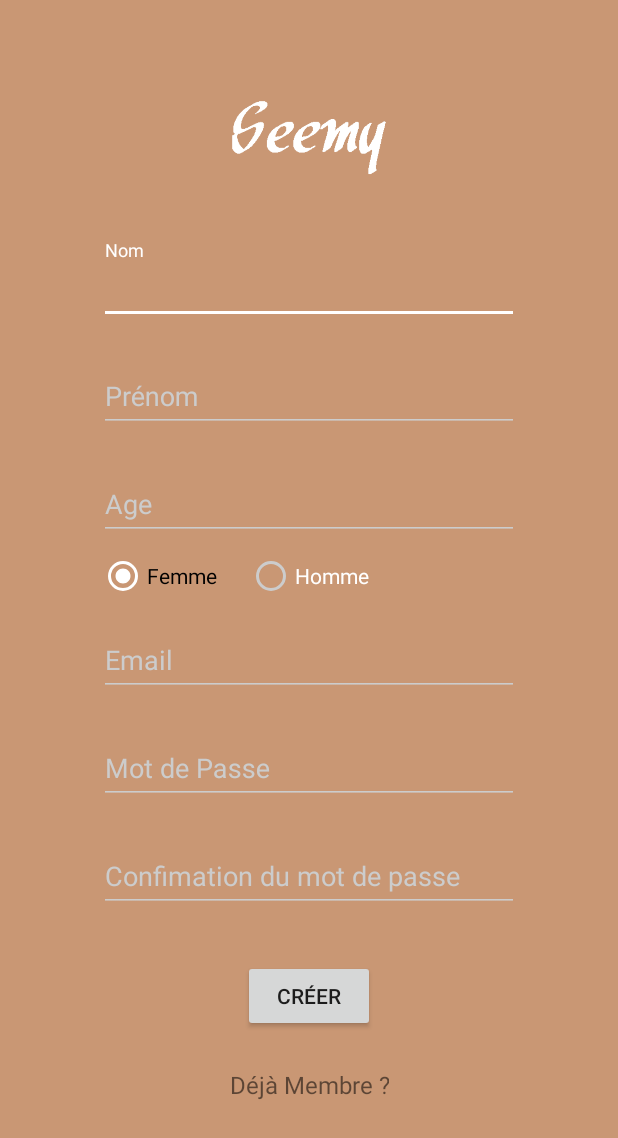
After one commit to Mel1ssa/Android, an Android app: the SignupActivity screen opened directly, with no data from a screen before it, on a phone screen of 412 x 824 dp. The commit adds this screen. Shown: the top 1138 px of the screen. Run offline under Robolectric (Android 15) with nearby library versions, the phone set to English and light mode, and no system bars; our stand-ins replace ButterKnife.

Commit message:
Login & SignIn Activities

```diff
--- a/app/src/main/java/com/example/mely/seemy_v11/LoginActivity.java
+++ b/app/src/main/java/com/example/mely/seemy_v11/LoginActivity.java
@@ -19,6 +19,7 @@ public class LoginActivity extends AppCompatActivity {
     private static final String TAG = "LoginActivity";
     private static final int REQUEST_SIGNUP = 0;
 
+    //bouh
     // je ne sais pas ce que ça fait !
     @Bind(R.id.input_email) EditText _emailText;
     @Bind(R.id.input_password) EditText _passwordText;
--- /dev/null
+++ b/app/src/main/res/layout/activity_signup.xml
@@ -0,0 +1,150 @@
+<?xml version="1.0" encoding="utf-8"?>
+<ScrollView
+    xmlns:android="http://schemas.android.com/apk/res/android"
+    android:layout_width="fill_parent"
+    android:layout_height="fill_parent"
+    android:fitsSystemWindows="true">
+
+    <LinearLayout
+        android:orientation="vertical"
+        android:layout_width="match_parent"
+        android:layout_height="wrap_content"
+        android:paddingTop="56dp"
+        android:paddingLeft="24dp"
+        android:paddingRight="24dp">
+
+        <ImageView android:src="@drawable/logo"
+            android:layout_width="wrap_content"
+            android:layout_height="72dp"
+            android:layout_marginBottom="24dp"
+            android:layout_gravity="center_horizontal" />
+
+        <!-- Name Label -->
+        <android.support.design.widget.TextInputLayout
+            android:layout_width="280dp"
+            android:layout_height="wrap_content"
+            android:layout_marginTop="8dp"
+            android:layout_marginBottom="8dp"
+            android:layout_gravity="center_horizontal">
+            <EditText android:id="@+id/input_name"
+                android:layout_width="match_parent"
+                android:layout_height="wrap_content"
+                android:inputType="textPersonName"
+                android:hint="@string/name" />
+        </android.support.design.widget.TextInputLayout>
+
+        <!-- Name Label -->
+        <android.support.design.widget.TextInputLayout
+            android:layout_width="280dp"
+            android:layout_height="wrap_content"
+            android:layout_marginTop="8dp"
+            android:layout_marginBottom="8dp"
+            android:layout_gravity="center_horizontal">
+            <EditText android:id="@+id/input_prename"
+                android:layout_width="match_parent"
+                android:layout_height="wrap_content"
+                android:inputType="textPersonName"
+                android:hint="@string/prename" />
+        </android.support.design.widget.TextInputLayout>
+
+        <!-- Age Label -->
+        <android.support.design.widget.TextInputLayout
+            android:layout_width="280dp"
+            android:layout_height="wrap_content"
+            android:layout_marginTop="8dp"
+            android:layout_marginBottom="8dp"
+            android:layout_gravity="center_horizontal">
+            <EditText android:id="@+id/input_age"
+                android:layout_width="match_parent"
+                android:layout_height="wrap_content"
+                android:inputType="number"
+                android:hint="@string/age" />
+        </android.support.design.widget.TextInputLayout>
+
+
+        <RadioGroup
+            android:layout_width="280dp"
+            android:layout_height="wrap_content"
+            android:orientation="horizontal"
+            android:id="@+id/radio_group1"
+            android:layout_gravity="center_horizontal">
+            <RadioButton
+                android:id="@+id/radio_femme"
+                android:layout_width="wrap_content"
+                android:layout_height="wrap_content"
+                android:text="@string/rad_option1"
+                android:checked="true"
+                android:textColor="#000"/>
+            <RadioButton
+                android:id="@+id/radio_homme"
+                android:layout_width="wrap_content"
+                android:layout_height="wrap_content"
+                android:text="@string/rad_option2"
+                android:textColor="#fff" />
+        </RadioGroup>
+
+        <!--  Email Label -->
+        <android.support.design.widget.TextInputLayout
+            android:layout_width="280dp"
+            android:layout_height="wrap_content"
+            android:layout_marginTop="8dp"
+            android:layout_marginBottom="8dp"
+            android:layout_gravity="center_horizontal">
+            <EditText android:id="@+id/input_email"
+                android:layout_width="match_parent"
+                android:layout_height="wrap_content"
+                android:inputType="textEmailAddress"
+                android:hint="@string/email" />
+        </android.support.design.widget.TextInputLayout>
+
+
+                <!-- Password Label -->
+        <android.support.design.widget.TextInputLayout
+            android:layout_width="280dp"
+            android:layout_height="wrap_content"
+            android:layout_marginTop="8dp"
+            android:layout_marginBottom="8dp"
+            android:layout_gravity="center_horizontal">
+            <EditText android:id="@+id/input_password"
+                android:layout_width="match_parent"
+                android:layout_height="wrap_content"
+                android:inputType="textPassword"
+                android:hint="@string/psw"/>
+        </android.support.design.widget.TextInputLayout>
+
+        <!-- Password Re-enter Label -->
+        <android.support.design.widget.TextInputLayout
+            android:layout_width="280dp"
+            android:layout_height="wrap_content"
+            android:layout_marginTop="8dp"
+            android:layout_marginBottom="8dp"
+            android:layout_gravity="center_horizontal">
+            <EditText android:id="@+id/input_reEnterPassword"
+                android:layout_width="match_parent"
+                android:layout_height="wrap_content"
+                android:inputType="textPassword"
+                android:hint="@string/psw2"/>
+        </android.support.design.widget.TextInputLayout>
+
+        <!-- Signup Button -->
+        <android.support.v7.widget.AppCompatButton
+            android:id="@+id/btn_signup"
+            android:layout_width="wrap_content"
+            android:layout_height="wrap_content"
+            android:layout_marginTop="24dp"
+            android:layout_marginBottom="24dp"
+            android:padding="12dp"
+            android:layout_gravity="center_horizontal"
+            android:text="@string/creerCompte"/>
+
+        <TextView android:id="@+id/link_login"
+            android:layout_width="wrap_content"
+            android:layout_height="wrap_content"
+            android:layout_marginBottom="24dp"
+            android:layout_gravity="center_horizontal"
+            android:text="@string/dejamembre"
+            android:gravity="center"
+            android:textSize="16dip"/>
+
+    </LinearLayout>
+</ScrollView>
--- /dev/null
+++ b/app/src/main/res/values-v21/styles.xml
@@ -0,0 +1,9 @@
+<resources>
+
+    <style name="AppTheme.NoActionBar">
+        <item name="windowActionBar">false</item>
+        <item name="windowNoTitle">true</item>
+        <item name="android:windowDrawsSystemBarBackgrounds">true</item>
+        <item name="android:statusBarColor">@android:color/transparent</item>
+    </style>
+</resources>
--- /dev/null
+++ b/app/src/main/res/values-w820dp/dimens.xml
@@ -0,0 +1,6 @@
+<resources>
+    <!-- Example customization of dimensions originally defined in res/values/dimens.xml
+         (such as screen margins) for screens with more than 820dp of available width. This
+         would include 7" and 10" devices in landscape (~960dp and ~1280dp respectively). -->
+    <dimen name="activity_horizontal_margin">64dp</dimen>
+</resources>
--- /dev/null
+++ b/app/src/main/res/values/colors.xml
@@ -0,0 +1,17 @@
+<?xml version="1.0" encoding="utf-8"?>
+<resources>
+    <color name="primary">#C99774</color>
+    <color name="primary_dark">#B87258</color>
+    <color name="primary_darker">#94463A</color>
+    <color name="accent">#FFFFFF</color>
+
+    <color name="black">#000000</color>
+    <color name="jet">#222222</color>
+    <color name="oil">#333333</color>
+    <color name="monsoon">#777777</color>
+    <color name="jumbo">#888888</color>
+    <color name="aluminum">#999999</color>
+    <color name="base">#AAAAAA</color>
+    <color name="iron">#CCCCCC</color>
+    <color name="white">#FFFFFF</color>
+</resources>
--- /dev/null
+++ b/app/src/main/res/values/dimens.xml
@@ -0,0 +1,6 @@
+<resources>
+    <!-- Default screen margins, per the Android Design guidelines. -->
+    <dimen name="activity_horizontal_margin">16dp</dimen>
+    <dimen name="activity_vertical_margin">16dp</dimen>
+    <dimen name="fab_margin">16dp</dimen>
+</resources>
--- /dev/null
+++ b/app/src/main/res/values/strings.xml
@@ -0,0 +1,16 @@
+<resources>
+    <string name="app_name">Seemy</string>
+    <string name="email">Email</string>
+    <string name="psw">Mot de Passe</string>
+    <string name="logIn">Se connecter</string>
+    <string name="signIn">Pas encre de compte ?\n Creéz-en un !</string>
+    <string name="title_activity_signup">SignupActivity</string>
+    <string name="name">Nom</string>
+    <string name="prename">Prénom</string>
+    <string name="psw2">Confimation du  mot de passe</string>
+    <string name="creerCompte">Créer</string>
+    <string name="dejamembre">Déjà Membre ?</string>
+    <string name="age">Age</string>
+    <string name="rad_option1">Femme\t\t</string>
+    <string name="rad_option2">Homme</string>
+</resources>
--- /dev/null
+++ b/app/src/main/res/values/styles.xml
@@ -0,0 +1,49 @@
+<resources>
+
+    <!-- Base application theme. -->
+    <style name="AppTheme" parent="Theme.AppCompat.Light.DarkActionBar">
+        <!-- Customize your theme here. -->
+        <item name="colorPrimary">@color/primary</item>
+        <item name="colorPrimaryDark">@color/primary_dark</item>
+        <item name="colorAccent">@color/accent</item>
+
+        <item name="android:windowBackground">@color/primary</item>
+
+        <item name="colorControlNormal">@color/iron</item>
+        <item name="colorControlActivated">@color/white</item>
+        <item name="colorControlHighlight">@color/white</item>
+        <item name="android:textColorHint">@color/iron</item>
+    </style>
+
+    <style name="AppTheme.Dark" parent="Theme.AppCompat.NoActionBar">
+        <item name="colorPrimary">@color/primary</item>
+        <item name="colorPrimaryDark">@color/primary_dark</item>
+        <item name="colorAccent">@color/accent</item>
+
+        <item name="android:windowBackground">@color/primary</item>
+
+        <item name="colorControlNormal">@color/iron</item>
+        <item name="colorControlActivated">@color/white</item>
+        <item name="colorControlHighlight">@color/white</item>
+        <item name="android:textColorHint">@color/iron</item>
+
+        <item name="colorButtonNormal">@color/primary_darker</item>
+
+    </style>
+
+    <style name="AppTheme.Dark.Dialog" parent="Theme.AppCompat.Dialog">
+        <item name="colorAccent">@color/white</item>
+        <item name="android:textColorPrimary">@color/iron</item>
+        <item name="android:background">@color/primary</item>
+    </style>
+
+    <style name="AppTheme.NoActionBar">
+        <item name="windowActionBar">false</item>
+        <item name="windowNoTitle">true</item>
+    </style>
+
+    <style name="AppTheme.AppBarOverlay" parent="ThemeOverlay.AppCompat.Dark.ActionBar" />
+
+    <style name="AppTheme.PopupOverlay" parent="ThemeOverlay.AppCompat.Light" />
+
+</resources>
```
Also changed, not shown: app/src/main/AndroidManifest.xml (added, +24 -0 lines), app/src/main/java/com/example/mely/seemy_v11/SignupActivity.java (added, +158 -0 lines), app/src/main/res/layout/activity_login.xml (added, +80 -0 lines), app/src/main/res/drawable/logo.png (added), app/src/main/res/mipmap-hdpi/ic_launcher.png (added), app/src/main/res/mipmap-mdpi/ic_launcher.png (added), app/src/main/res/mipmap-xhdpi/ic_launcher.png (added), app/src/main/res/mipmap-xxhdpi/ic_launcher.png (added), app/src/main/res/mipmap-xxxhdpi/ic_launcher.png (added), 3 other files.
